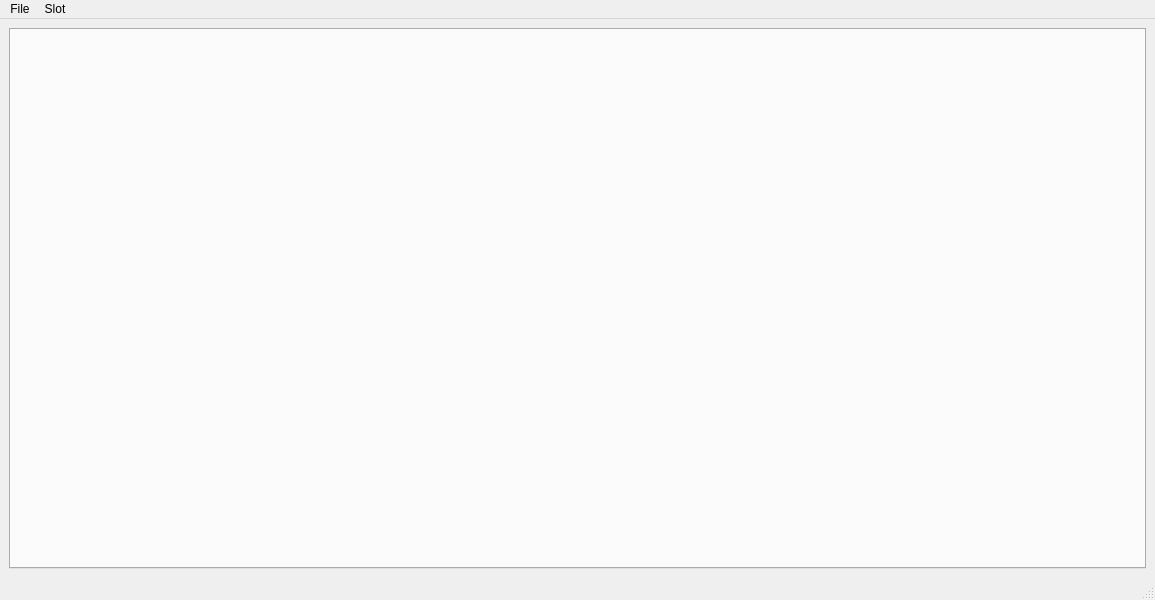
First picture: the form in gui/mhwisaveeditor.ui, repository EnderHDMC/MHWISaveEditor, before the edit.
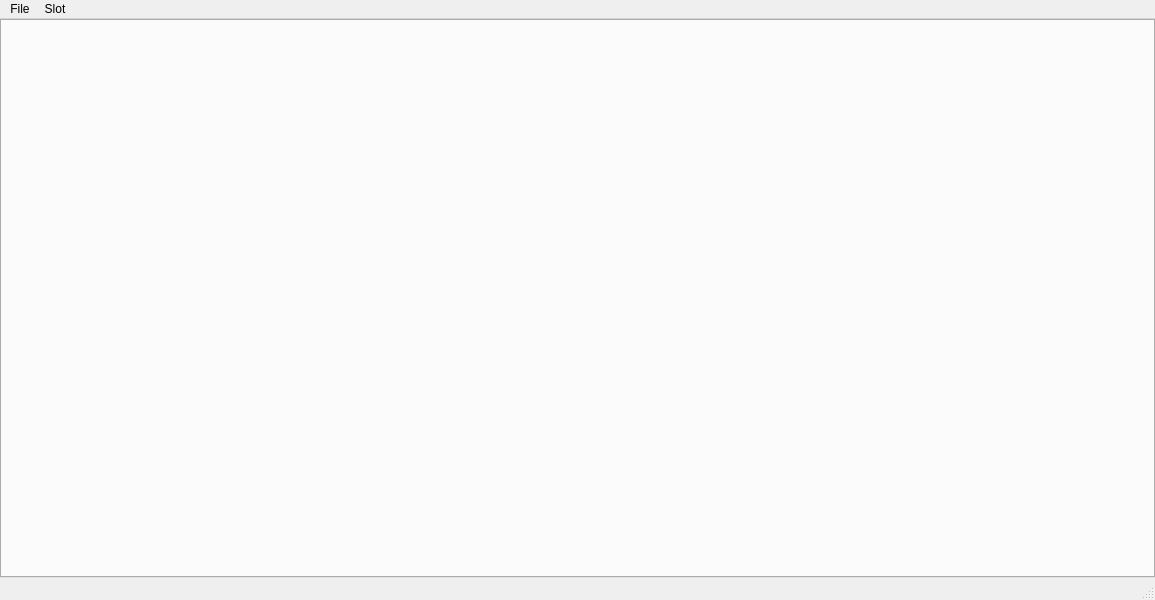
Second picture: the form after the edit.

Patch:
```diff
--- a/gui/mhwisaveeditor.ui
+++ b/gui/mhwisaveeditor.ui
@@ -15,6 +15,18 @@
   </property>
   <widget class="QWidget" name="centralwidget">
    <layout class="QGridLayout" name="gridLayout">
+    <property name="leftMargin">
+     <number>0</number>
+    </property>
+    <property name="topMargin">
+     <number>0</number>
+    </property>
+    <property name="rightMargin">
+     <number>0</number>
+    </property>
+    <property name="bottomMargin">
+     <number>0</number>
+    </property>
     <item row="0" column="0">
      <widget class="QTabWidget" name="tabWidget">
       <property name="sizePolicy">
```
